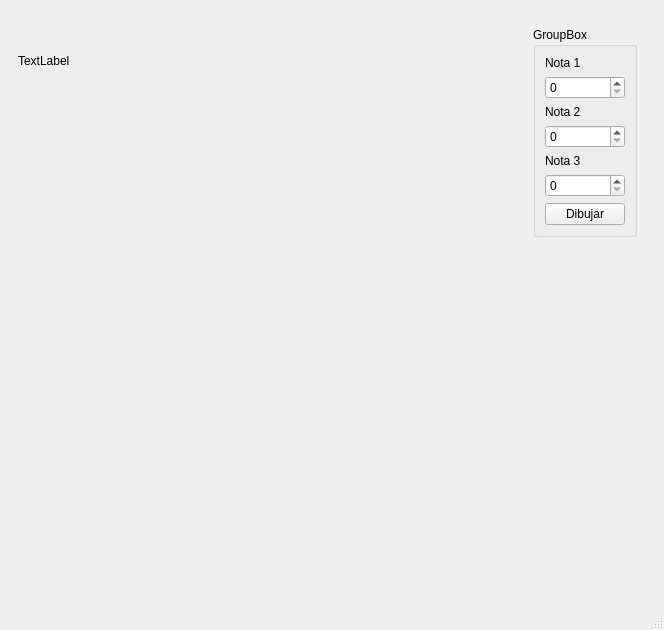
Shadow81194/Estadisticas, file principal.ui: the form before one commit.
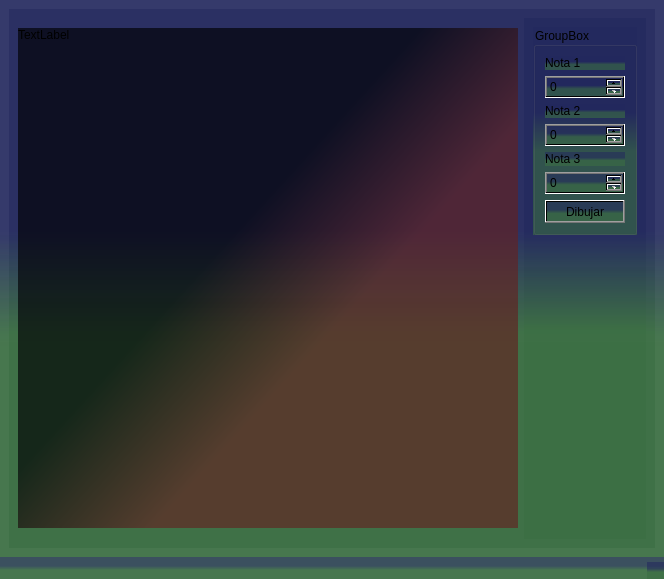
The form after the commit. Icons and pictures are not drawn.

The edit to the form file:
```diff
--- a/principal.ui
+++ b/principal.ui
@@ -7,12 +7,20 @@
     <x>0</x>
     <y>0</y>
     <width>664</width>
-    <height>630</height>
+    <height>579</height>
    </rect>
   </property>
   <property name="windowTitle">
    <string>Principal</string>
   </property>
+  <property name="windowIcon">
+   <iconset resource="imagen.qrc">
+    <normaloff>:/new/prefix1/imagen Estradistia/analitica.png</normaloff>:/new/prefix1/imagen Estradistia/analitica.png</iconset>
+  </property>
+  <property name="styleSheet">
+   <string notr="true">alternate-background-color: qlineargradient(spread:reflect, x1:1, y1:0.943, x2:1, y2:0.0683636, stop:0.393258 rgba(82, 52, 145, 153), stop:0.606742 rgba(45, 121, 88, 148));
+background-color: qlineargradient(spread:reflect, x1:1, y1:0.943, x2:1, y2:0.0683636, stop:0.393258 rgba(59, 110, 66, 153), stop:0.606742 rgba(34, 40, 93, 143));</string>
+  </property>
   <widget class="QWidget" name="centralwidget">
    <layout class="QVBoxLayout" name="verticalLayout_3">
     <item>
@@ -51,7 +59,8 @@
           <enum>Qt::NoContextMenu</enum>
          </property>
          <property name="styleSheet">
-          <string notr="true">border-color: rgb(0, 0, 0);</string>
+          <string notr="true">border-color: rgb(0, 0, 0);
+background-color: qlineargradient(spread:reflect, x1:1, y1:0.943, x2:0.051, y2:0.0797272, stop:0.393258 rgba(98, 34, 34, 168), stop:0.606742 rgba(0, 0, 3, 168));</string>
          </property>
          <property name="text">
           <string>TextLabel</string>
```
Left out of the diff: 4 changed lines with no effect on the pictures.
